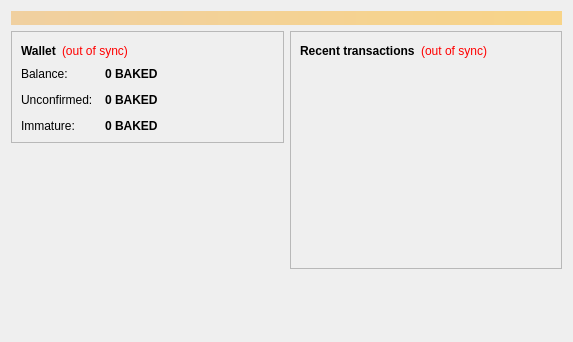
Before: the Qt Designer form src/qt/forms/overviewpage.ui in magichex/BakedCoin, drawn with Qt 5.
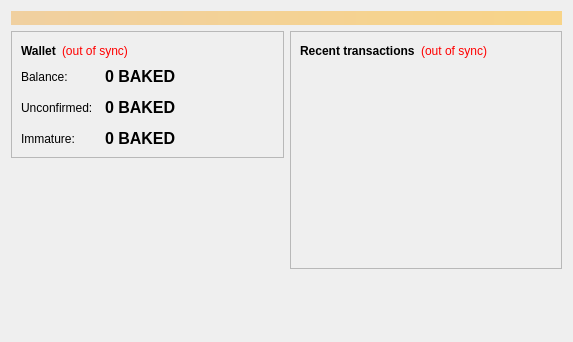
After: the same form once the commit is applied.

```diff
--- a/src/qt/forms/overviewpage.ui
+++ b/src/qt/forms/overviewpage.ui
@@ -111,6 +111,7 @@
              <widget class="QLabel" name="labelBalance">
               <property name="font">
                <font>
+                <pointsize>12</pointsize>
                 <weight>75</weight>
                 <bold>true</bold>
                </font>
@@ -140,6 +141,7 @@
              <widget class="QLabel" name="labelUnconfirmed">
               <property name="font">
                <font>
+                <pointsize>12</pointsize>
                 <weight>75</weight>
                 <bold>true</bold>
                </font>
@@ -169,6 +171,7 @@
              <widget class="QLabel" name="labelImmature">
               <property name="font">
                <font>
+                <pointsize>12</pointsize>
                 <weight>75</weight>
                 <bold>true</bold>
                </font>
```
Left out of the diff: 523 changed lines with no effect on the pictures.
